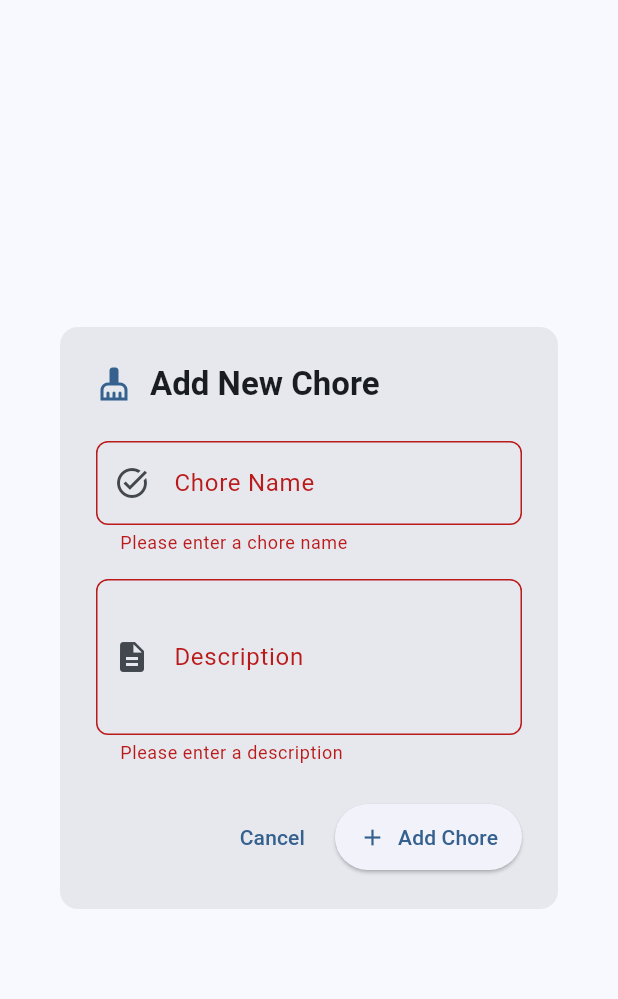
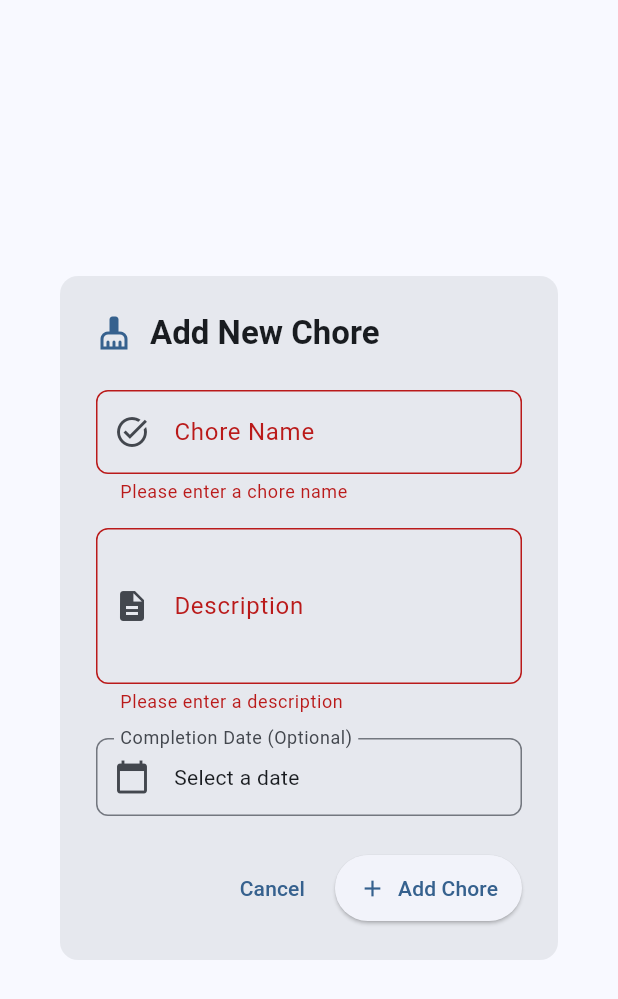
Before and after one commit to gadhiaeesha/final_project_cins467, a Flutter app: the AddChoreDialog widget shown alone on an empty page, opened directly with empty values, after a tap on "Add Chore", on a phone screen of 412 x 824 dp. Shown: the top 999 px of the screen. Run offline on Flutter 3.47's test engine with Material 3 defaults, Android fonts, the light colour scheme and no system bars; our stand-ins replace cloud_firestore, firebase_auth, firebase_core, shared_preferences, table_calendar; accounts and stored records are empty; generated files the repository leaves out were written again.

Commit message:
Add Chore Completed By Date field

```diff
--- a/cleanstreak/lib/dialogs/add_chore.dart
+++ b/cleanstreak/lib/dialogs/add_chore.dart
@@ -1,7 +1,7 @@
 import 'package:flutter/material.dart';
 
 class AddChoreDialog extends StatefulWidget {
-  final Function(String, String) onChoreAdded;
+  final Function(String, String, DateTime?) onChoreAdded;
 
   const AddChoreDialog({super.key, required this.onChoreAdded});
 
@@ -13,11 +13,26 @@ class _AddChoreDialogState extends State<AddChoreDialog> {
   final TextEditingController _choreController = TextEditingController();
   final TextEditingController _detailsController = TextEditingController();
   final _formKey = GlobalKey<FormState>();
+  DateTime? _selectedDate;
 
   void _submitChore() {
     if (_formKey.currentState!.validate()) {
-      widget.onChoreAdded(_choreController.text, _detailsController.text);
+      widget.onChoreAdded(_choreController.text, _detailsController.text, _selectedDate);
       Navigator.of(context).pop();
+    }
+  }
+
+  Future<void> _selectDate(BuildContext context) async {
+    final DateTime? picked = await showDatePicker(
+      context: context,
+      initialDate: _selectedDate ?? DateTime.now(),
+      firstDate: DateTime.now(),
+      lastDate: DateTime.now().add(const Duration(days: 365)),
+    );
+    if (picked != null && picked != _selectedDate) {
+      setState(() {
+        _selectedDate = picked;
+      });
     }
   }
 
@@ -91,6 +106,24 @@ class _AddChoreDialogState extends State<AddChoreDialog> {
                       return null;
                     },
                   ),
+                  const SizedBox(height: 16),
+                  InkWell(
+                    onTap: () => _selectDate(context),
+                    child: InputDecorator(
+                      decoration: InputDecoration(
+                        labelText: 'Completion Date (Optional)',
+                        prefixIcon: const Icon(Icons.calendar_today),
+                        border: OutlineInputBorder(
+                          borderRadius: BorderRadius.circular(8),
+                        ),
+                      ),
+                      child: Text(
+                        _selectedDate == null
+                            ? 'Select a date'
+                            : '${_selectedDate!.day}/${_selectedDate!.month}/${_selectedDate!.year}',
+                      ),
+                    ),
+                  ),
                 ],
               ),
             ),
--- a/cleanstreak/lib/models/chore.dart
+++ b/cleanstreak/lib/models/chore.dart
@@ -3,12 +3,14 @@ class Chore {
   String name;
   String description;
   bool isCompleted;
+  DateTime? completionDate;
 
   Chore({
     required this.id,
     required this.name,
     required this.description,
-    this.isCompleted = false, // Default to false if not provided
+    this.isCompleted = false,
+    this.completionDate,
   });
 
   // Method to serialize the object to JSON format
@@ -18,6 +20,7 @@ class Chore {
       'name': name,
       'description': description,
       'isCompleted': isCompleted,
+      'completionDate': completionDate?.toIso8601String(),
     };
   }
 
@@ -27,7 +30,10 @@ class Chore {
       id: data['id'],
       name: data['name'],
       description: data['description'],
-      isCompleted: data['isCompleted'] ?? false, // Ensure backward compatibility
+      isCompleted: data['isCompleted'] ?? false,
+      completionDate: data['completionDate'] != null
+          ? DateTime.parse(data['completionDate'])
+          : null,
     );
   }
 }
```
Also changed, not shown: cleanstreak/lib/pages/dashboard_page.dart (+11 -4 lines).
